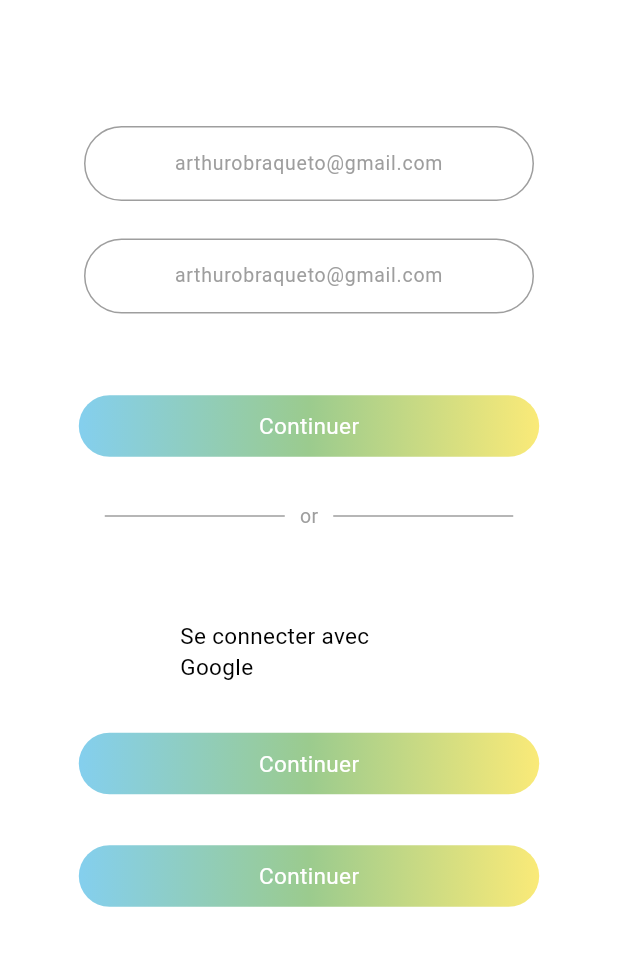
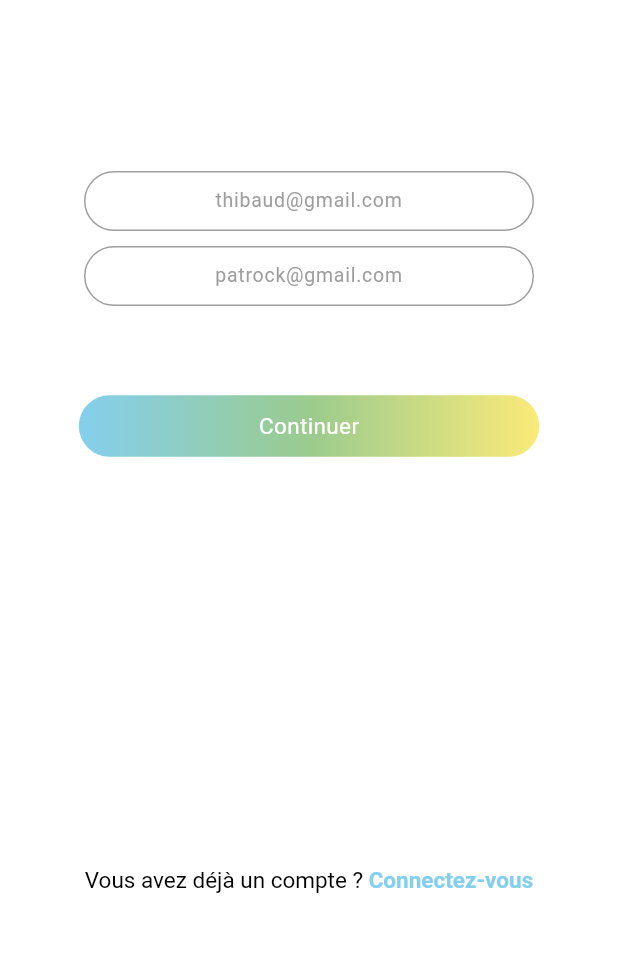
Before and after one commit to Killian-rx/Tymos, a Flutter app: the InscriptionPage screen opened by its route, on a phone screen of 412 x 824 dp, the part 267-1233 px from its top. Run offline on Flutter 3.47's test engine with Material 3 defaults, Android fonts, the phone set to English and light mode, and no system bars.

Commit message:
changement padding

```diff
--- a/flutter_tymos/lib/pages/inscription_page.dart
+++ b/flutter_tymos/lib/pages/inscription_page.dart
@@ -40,28 +40,32 @@ class InscriptionPage extends StatelessWidget {
             width: 300,
             alignment: Alignment.center,
             child: Padding(
-              padding: const EdgeInsets.only(bottom: 250),
+              padding: const EdgeInsets.only(bottom: 200),
               child: Container(
+                height: 40, // Fixe la hauteur pour contrôler l'espace vertical
                 decoration: BoxDecoration(
-                  color: Colors.white,
+                  color: Colors.white, // Fond blanc
                   borderRadius: BorderRadius.circular(30),
                   border: Border.all(
                     color: Colors.grey, // Bordure noire
                     width: 1,
                   ),
                 ),
+                child: Center(
                   child: TextField(
                     textAlign: TextAlign.center,
                     decoration: InputDecoration(
-                      hintText: 'arthurobraqueto@gmail.com', // Texte indicatif
+                        hintText: 'thibaud@gmail.com', // Texte indicatif
                         border: InputBorder.none,
+                        isDense: true, // Réduit légèrement l'espace interne
                         contentPadding:
-                          EdgeInsets.symmetric(vertical: 5), // Espace interne
+                            EdgeInsets.symmetric(vertical: 0), // Espace interne
                         hintStyle: TextStyle(
                             color: Colors.grey) // Pas de bordure interne
                         ),
                     style: TextStyle(
                         fontSize: 13, color: Colors.black), // Texte noir
+                  ),
                 ),
               ),
             ),
@@ -72,6 +76,7 @@ class InscriptionPage extends StatelessWidget {
             child: Padding(
               padding: const EdgeInsets.only(bottom: 100),
               child: Container(
+                height: 40, // Fixe la hauteur pour contrôler l'espace vertical
                 decoration: BoxDecoration(
                   color: Colors.white, // Fond blanc
                   borderRadius: BorderRadius.circular(30),
@@ -80,16 +85,21 @@ class InscriptionPage extends StatelessWidget {
                     width: 1,
                   ),
                 ),
+                child: Center(
                   child: TextField(
                     textAlign: TextAlign.center,
                     decoration: InputDecoration(
-                      hintText: 'arthurobraqueto@gmail.com', // Texte indicatif
+                        hintText: 'patrock@gmail.com', // Texte indicatif
                         border: InputBorder.none,
+                        isDense: true, // Réduit légèrement l'espace interne
+                        contentPadding:
+                            EdgeInsets.symmetric(vertical: 0), // Espace interne
                         hintStyle: TextStyle(
                             color: Colors.grey) // Pas de bordure interne
                         ),
                     style: TextStyle(
                         fontSize: 13, color: Colors.black), // Texte noir
+                  ),
                 ),
               ),
             ),
@@ -121,108 +131,35 @@ class InscriptionPage extends StatelessWidget {
                           ),
                         ),
                       )))),
-          Padding(
-            padding: EdgeInsets.only(top: 220), // Décalage vers le bas
-            child: Row(
-              mainAxisAlignment: MainAxisAlignment
-                  .center, // Centre les éléments horizontalement
-              children: [
-                Container(
-                  width: 120, // Largeur de la première barre
-                  height: 1, // Hauteur de la barre
-                  color: Colors.grey, // Couleur grise
+          Align(
+            // Texte de connexion
+            alignment: Alignment.bottomCenter,
+            child: Padding(
+                padding: const EdgeInsets.only(bottom: 50),
+                child: GestureDetector(
+                  onTap: () {
+                    Navigator.pushNamed(context, '/connexion');
+                  },
+                  child: RichText(
+                    text: const TextSpan(
+                      text: "Vous avez déjà un compte ? ",
+                      style: TextStyle(
+                        fontSize: 15,
+                        color: Colors.black,
                       ),
-                SizedBox(
-                    width: 10), // Espace entre la première barre et le texte
-                Text(
-                  'or',
+                      children: <TextSpan>[
+                        TextSpan(
+                          text: "Connectez-vous",
                           style: TextStyle(
-                      fontSize: 13, color: Colors.grey), // Style du texte "or"
+                            color: Color(0xFF84CFEE),
+                            fontWeight: FontWeight.bold,
                           ),
-                SizedBox(
-                    width: 10), // Espace entre le texte et la deuxième barre
-                Container(
-                  width: 120, // Largeur de la deuxième barre
-                  height: 1, // Hauteur de la barre
-                  color: Colors.grey, // Couleur grise
                         ),
                       ],
                     ),
                   ),
-          Align(
-              alignment: Alignment.center,
-              child: Padding(
-                  padding: const EdgeInsets.only(top: 400),
-                  child: GestureDetector(
-                      onTap: () {},
-                      child: Container(
-                        decoration: BoxDecoration(
-                          borderRadius: BorderRadius.circular(30),
+                )),
           ),
-                        padding: const EdgeInsets.symmetric(
-                            horizontal: 120, vertical: 10),
-                        child: const Text(
-                          'Se connecter avec Google',
-                          style: TextStyle(
-                            fontSize: 15,
-                            color: Colors.black,
-                          ),
-                        ),
-                      )))),
-          Align(
-              alignment: Alignment.center,
-              child: Padding(
-                  padding: const EdgeInsets.only(top: 550),
-                  child: GestureDetector(
-                      onTap: () {},
-                      child: Container(
-                        decoration: BoxDecoration(
-                          gradient: const LinearGradient(
-                            colors: [
-                              Color(0xFF84CFEE),
-                              Color(0xFF9BCB8E),
-                              Color(0xFFFAEA78),
-                            ],
-                          ),
-                          borderRadius: BorderRadius.circular(30),
-                        ),
-                        padding: const EdgeInsets.symmetric(
-                            horizontal: 120, vertical: 10),
-                        child: const Text(
-                          'Continuer',
-                          style: TextStyle(
-                            fontSize: 15,
-                            color: Colors.white,
-                          ),
-                        ),
-                      )))),
-          Align(
-              alignment: Alignment.center,
-              child: Padding(
-                  padding: const EdgeInsets.only(top: 700),
-                  child: GestureDetector(
-                      onTap: () {},
-                      child: Container(
-                        decoration: BoxDecoration(
-                          gradient: const LinearGradient(
-                            colors: [
-                              Color(0xFF84CFEE),
-                              Color(0xFF9BCB8E),
-                              Color(0xFFFAEA78),
-                            ],
-                          ),
-                          borderRadius: BorderRadius.circular(30),
-                        ),
-                        padding: const EdgeInsets.symmetric(
-                            horizontal: 120, vertical: 10),
-                        child: const Text(
-                          'Continuer',
-                          style: TextStyle(
-                            fontSize: 15,
-                            color: Colors.white,
-                          ),
-                        ),
-                      )))),
         ],
       ),
     );
```
Lines whose indentation alone changed are shown as unchanged.
